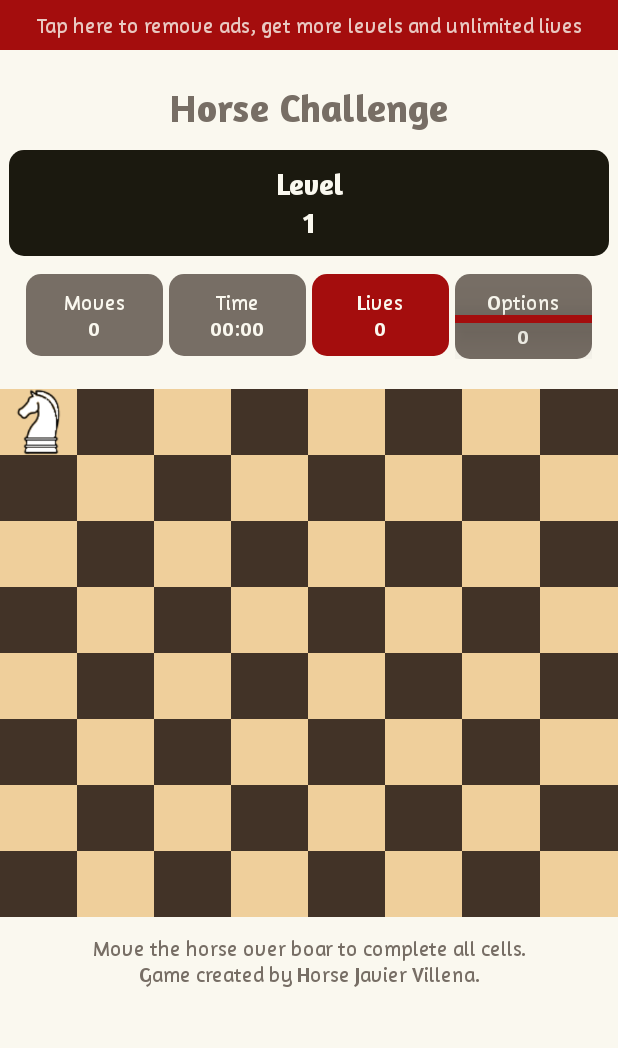
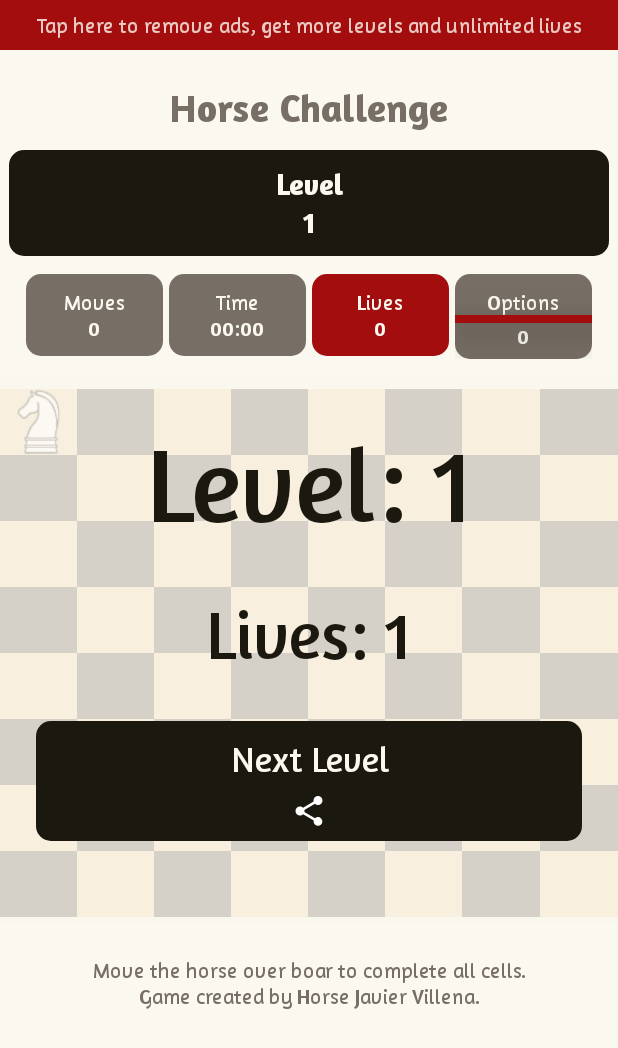
Before and after one commit to As1ss/HorseGame, an Android app: the screen it shows after launch (MainActivity), on a phone screen of 412 x 824 dp. Shown: the top 1048 px of the screen. Run offline under Robolectric (Android 15) with nearby library versions, the phone set to English and light mode, and no system bars.

```diff
--- a/app/src/main/res/drawable/ic_share.xml
+++ b/app/src/main/res/drawable/ic_share.xml
@@ -1,4 +1,6 @@
-<?xml version="1.0" encoding="utf-8"?>
-<selector xmlns:android="http://schemas.android.com/apk/res/android">
-
-</selector>
+<vector xmlns:android="http://schemas.android.com/apk/res/android"
+    android:height="24dp"
+    android:width="24dp"
+    android:viewportWidth="24"
+    android:viewportHeight="24">
+    <path android:fillColor="#FFF" android:pathData="M18,16.08C17.24,16.08 16.56,16.38 16.04,16.85L8.91,12.7C8.96,12.47 9,12.24 9,12C9,11.76 8.96,11.53 8.91,11.3L15.96,7.19C16.5,7.69 17.21,8 18,8A3,3 0 0,0 21,5A3,3 0 0,0 18,2A3,3 0 0,0 15,5C15,5.24 15.04,5.47 15.09,5.7L8.04,9.81C7.5,9.31 6.79,9 6,9A3,3 0 0,0 3,12A3,3 0 0,0 6,15C6.79,15 7.5,14.69 8.04,14.19L15.16,18.34C15.11,18.55 15.08,18.77 15.08,19C15.08,20.61 16.39,21.91 18,21.91C19.61,21.91 20.92,20.61 20.92,19A2.92,2.92 0 0,0 18,16.08Z" /></vector>
--- a/app/src/main/res/layout/activity_main.xml
+++ b/app/src/main/res/layout/activity_main.xml
@@ -881,14 +881,66 @@
                     </TableRow>
 
                 </TableLayout>
-                <!--
+
                 <LinearLayout
-                    android:layout_width=""
-                    android:layout_height="">
+                    android:id="@+id/lvMessage"
+                    android:layout_width="match_parent"
+                    android:layout_height="wrap_content"
+                    android:layout_centerVertical="true"
+                    android:background="@color/message_bg"
+                    android:orientation="vertical"
+                    android:visibility="visible"
+                    android:layout_marginTop="20dp"
+                    >
+
+                    <TextView
+                        android:id="@+id/tvIntroLevel"
+                        android:layout_width="match_parent"
+                        android:layout_height="wrap_content"
+                        android:text="Level: 1"
+                        android:fontFamily="@font/amaranth_regular"
+                        android:textSize="70sp"
+                        android:textColor="@color/app_color_dark"
+                        android:textAlignment="center"
+                        android:paddingTop="30dp"/>
+                    <TextView
+                        android:id="@+id/tvIntroLives"
+                        android:layout_width="match_parent"
+                        android:layout_height="wrap_content"
+                        android:text="Lives: 1"
+                        android:fontFamily="@font/amaranth_regular"
+                        android:textSize="45sp"
+                        android:textColor="@color/app_color_dark"
+                        android:textAlignment="center"
+                        android:paddingTop="30dp"/>
+                    <TextView
+                        android:layout_width="match_parent"
+                        android:layout_height="wrap_content"
+                        android:background="@drawable/bg_title_top"
+                        android:text="Next Level"
+                        android:fontFamily="@font/amaranth_regular"
+                        android:textColor="@color/app_color_light"
+                        android:textAlignment="center"
+                        android:textSize="24sp"
+                        android:onClick="launchAction"
+                        android:layout_marginTop="30dp"
+                        android:layout_marginStart="24dp"
+                        android:layout_marginEnd="24dp"
+                        android:paddingTop="10dp"/>
+                    <ImageButton
+                        android:layout_width="match_parent"
+                        android:layout_height="40dp"
+                        android:background="@drawable/bg_title_bottom"
+                        android:layout_marginStart="24dp"
+                        android:layout_marginEnd="24dp"
+                        android:onClick="launchShareGame"
+                        android:src="@drawable/ic_share"
+                        android:layout_marginBottom="55dp"/>
+
 
                 </LinearLayout>
 
-                -->
+
 
             </RelativeLayout>
             <TextView
```
Also changed, not shown: 1 other file.
